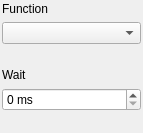
Above: modules/dmm/core/dmmform.ui from northriv/KAME before the change. Below: the same form after it.
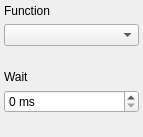
That is the form after the change.

Patch:
```diff
--- a/modules/dmm/core/dmmform.ui
+++ b/modules/dmm/core/dmmform.ui
@@ -7,25 +7,25 @@
     <x>0</x>
     <y>0</y>
     <width>143</width>
-    <height>133</height>
+    <height>137</height>
    </rect>
   </property>
   <property name="windowTitle">
    <string>DMM Settings</string>
   </property>
   <widget class="QWidget" name="widget">
-   <layout class="QGridLayout">
+   <layout class="QGridLayout" name="gridLayout">
     <property name="leftMargin">
-     <number>2</number>
+     <number>4</number>
     </property>
     <property name="topMargin">
-     <number>2</number>
+     <number>4</number>
     </property>
     <property name="rightMargin">
-     <number>2</number>
+     <number>4</number>
     </property>
     <property name="bottomMargin">
-     <number>2</number>
+     <number>4</number>
     </property>
     <item row="0" column="0" colspan="2">
      <layout class="QVBoxLayout">
```
Left out of the diff: 3 changed lines with no effect on the pictures.
